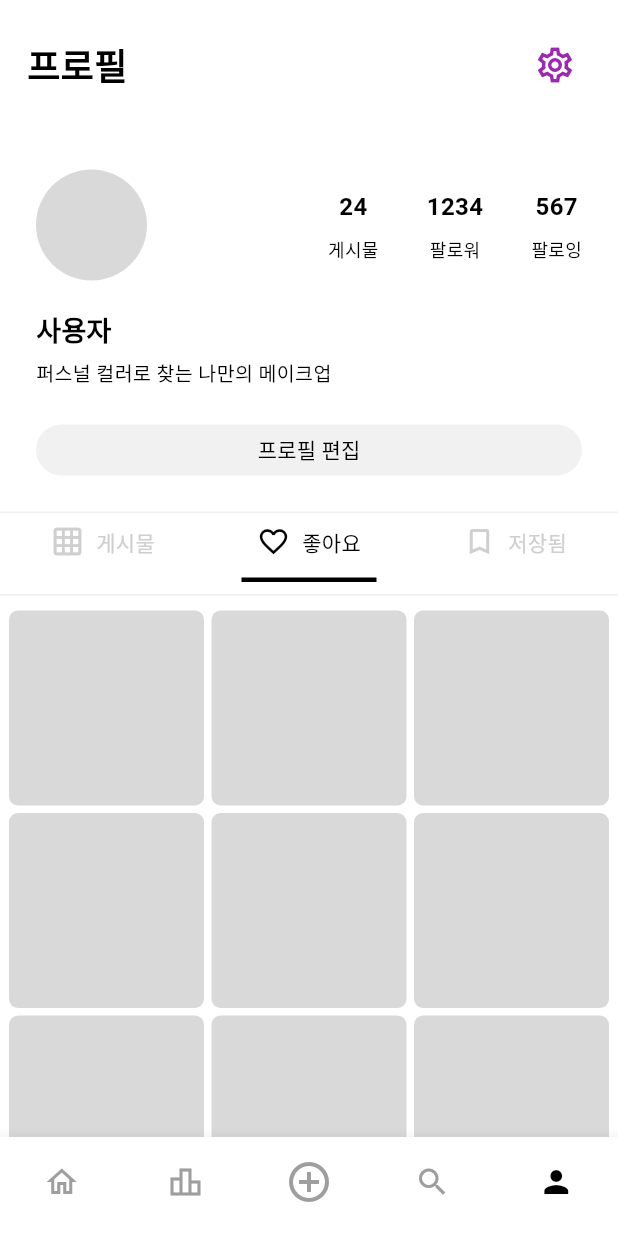
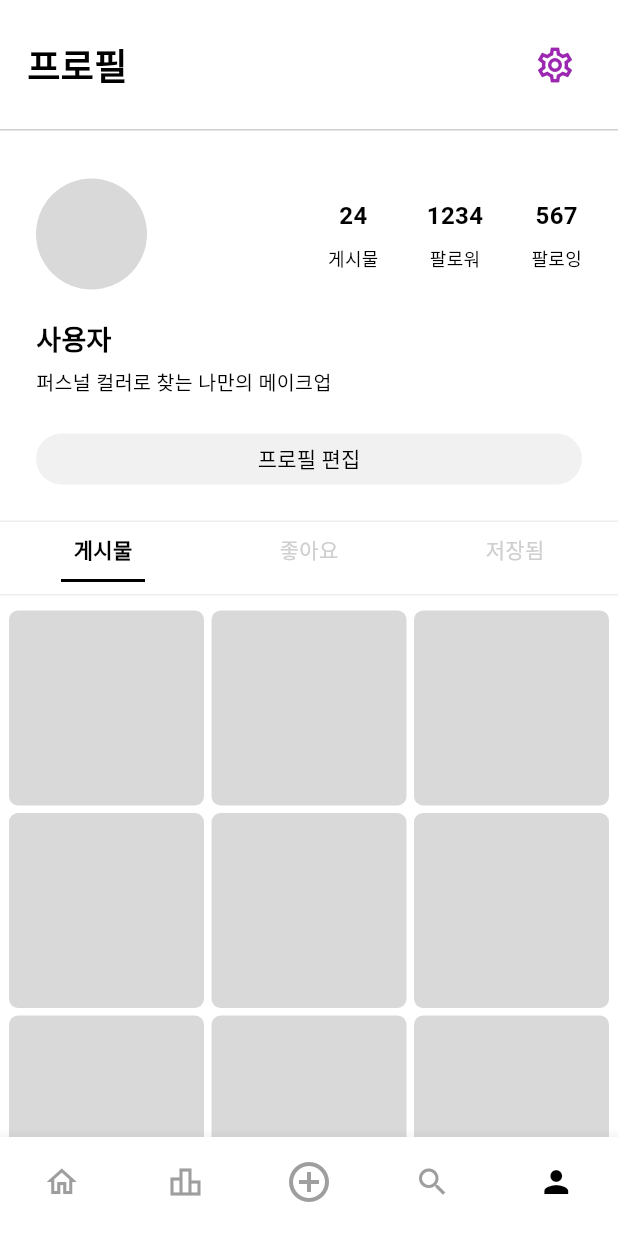
Before and after one commit to App-Legend/HUR, a Flutter app: the screen it shows after launch, item 5 of the bottom bar chosen, on a phone screen of 412 x 824 dp. Run offline on Flutter 3.47's test engine with Material 3 defaults, Android fonts, the phone set to English and light mode, and no system bars.

Commit message:
헤더 밑 컨테이너작업 + 프로필 탭 나누기

```diff
--- a/Frontend/hur_app/lib/ui/pages/profile/profile_page.dart
+++ b/Frontend/hur_app/lib/ui/pages/profile/profile_page.dart
@@ -1,19 +1,30 @@
 import 'package:flutter/material.dart';
 import 'package:hur_app/ui/common/headers/main_header.dart';
 
-class ProfilePage extends StatelessWidget {
+import 'tabs/likes_tab.dart';
+import 'tabs/posts_tab.dart';
+import 'tabs/saved_tab.dart';
+
+class ProfilePage extends StatefulWidget {
   const ProfilePage({super.key});
 
   @override
+  State<ProfilePage> createState() => _ProfilePageState();
+}
+
+class _ProfilePageState extends State<ProfilePage> {
+  int _selectedTab = 0;
+
+  static const _tabs = ['게시물', '좋아요', '저장됨'];
+
+  @override
   Widget build(BuildContext context) {
-    final posts = List.generate(9, (index) => index);
-
     return Scaffold(
       backgroundColor: Colors.white,
       body: SafeArea(
         child: Column(
           children: [
-            SizedBox(height: 5),
+            const SizedBox(height: 5),
             MainHeader(
               title: '프로필',
               trailing: IconButton(
@@ -24,6 +35,11 @@ class ProfilePage extends StatelessWidget {
                   size: 28,
                 ),
               ),
+            ),
+            const SizedBox(height: 5),
+            Container(
+              height: 1,
+              color: const Color.fromARGB(255, 206, 206, 206),
             ),
             const SizedBox(height: 32),
 
@@ -108,55 +124,60 @@ class ProfilePage extends StatelessWidget {
             Container(height: 1, color: const Color(0xffeeeeee)),
 
             Row(
-              children: const [
-                Expanded(
-                  child: _ProfileTab(
-                    icon: Icons.grid_on_outlined,
-                    text: '게시물',
-                    selected: false,
+              children: List.generate(_tabs.length, (i) {
+                final selected = _selectedTab == i;
+                return Expanded(
+                  child: GestureDetector(
+                    onTap: () => setState(() => _selectedTab = i),
+                    child: _ProfileTabItem(text: _tabs[i], selected: selected),
                   ),
-                ),
-                Expanded(
-                  child: _ProfileTab(
-                    icon: Icons.favorite_border,
-                    text: '좋아요',
-                    selected: true,
-                  ),
-                ),
-                Expanded(
-                  child: _ProfileTab(
-                    icon: Icons.bookmark_border,
-                    text: '저장됨',
-                    selected: false,
-                  ),
-                ),
-              ],
+                );
+              }),
             ),
 
             Container(height: 1, color: const Color(0xffeeeeee)),
 
             Expanded(
-              child: GridView.builder(
-                padding: const EdgeInsets.fromLTRB(6, 10, 6, 0),
-                itemCount: posts.length,
-                gridDelegate: const SliverGridDelegateWithFixedCrossAxisCount(
-                  crossAxisCount: 3,
-                  mainAxisSpacing: 5,
-                  crossAxisSpacing: 5,
-                  childAspectRatio: 1,
-                ),
-                itemBuilder: (context, index) {
-                  return Container(
-                    decoration: BoxDecoration(
-                      color: const Color(0xffd9d9d9),
-                      borderRadius: BorderRadius.circular(6),
-                    ),
-                  );
-                },
+              child: IndexedStack(
+                index: _selectedTab,
+                children: const [PostsTab(), LikesTab(), SavedTab()],
               ),
             ),
           ],
         ),
+      ),
+    );
+  }
+}
+
+class _ProfileTabItem extends StatelessWidget {
+  final String text;
+  final bool selected;
+
+  const _ProfileTabItem({required this.text, required this.selected});
+
+  @override
+  Widget build(BuildContext context) {
+    return SizedBox(
+      height: 48,
+      child: Column(
+        mainAxisAlignment: MainAxisAlignment.center,
+        children: [
+          Text(
+            text,
+            style: TextStyle(
+              fontSize: 14,
+              fontWeight: selected ? FontWeight.bold : FontWeight.normal,
+              color: selected ? Colors.black : const Color(0xffcfcfcf),
+            ),
+          ),
+          const SizedBox(height: 10),
+          Container(
+            height: 2,
+            width: 56,
+            color: selected ? Colors.black : Colors.transparent,
+          ),
+        ],
       ),
     );
   }
@@ -186,51 +207,3 @@ class _ProfileCount extends StatelessWidget {
     );
   }
 }
-
-class _ProfileTab extends StatelessWidget {
-  final IconData icon;
-  final String text;
-  final bool selected;
-
-  const _ProfileTab({
-    required this.icon,
-    required this.text,
-    required this.selected,
-  });
-
-  @override
-  Widget build(BuildContext context) {
-    return SizedBox(
-      height: 54,
-      child: Column(
-        mainAxisAlignment: MainAxisAlignment.center,
-        children: [
-          Row(
-            mainAxisAlignment: MainAxisAlignment.center,
-            children: [
-              Icon(
-                icon,
-                size: 22,
-                color: selected ? Colors.black : const Color(0xffcfcfcf),
-              ),
-              const SizedBox(width: 8),
-              Text(
-                text,
-                style: TextStyle(
-                  fontSize: 14,
-                  color: selected ? Colors.black : const Color(0xffcfcfcf),
-                ),
-              ),
-            ],
-          ),
-          const SizedBox(height: 13),
-          Container(
-            height: 3,
-            width: 90,
-            color: selected ? Colors.black : Colors.transparent,
-          ),
-        ],
-      ),
-    );
-  }
-}
--- /dev/null
+++ b/Frontend/hur_app/lib/ui/pages/profile/tabs/posts_tab.dart
@@ -0,0 +1,27 @@
+import 'package:flutter/material.dart';
+
+class PostsTab extends StatelessWidget {
+  const PostsTab({super.key});
+
+  @override
+  Widget build(BuildContext context) {
+    return GridView.builder(
+      padding: const EdgeInsets.fromLTRB(6, 10, 6, 0),
+      itemCount: 9,
+      gridDelegate: const SliverGridDelegateWithFixedCrossAxisCount(
+        crossAxisCount: 3,
+        mainAxisSpacing: 5,
+        crossAxisSpacing: 5,
+        childAspectRatio: 1,
+      ),
+      itemBuilder: (context, index) {
+        return Container(
+          decoration: BoxDecoration(
+            color: const Color(0xffd9d9d9),
+            borderRadius: BorderRadius.circular(6),
+          ),
+        );
+      },
+    );
+  }
+}
--- a/Frontend/hur_app/lib/ui/pages/upload/upload_page.dart
+++ b/Frontend/hur_app/lib/ui/pages/upload/upload_page.dart
@@ -13,7 +13,11 @@ class UploadPage extends StatelessWidget {
           children: [
             SizedBox(height: 10),
             const MainHeader(title: '게시물 작성'),
-            SizedBox(height: 7),
+            SizedBox(height: 10),
+            Container(
+              height: 1,
+              color: const Color.fromARGB(255, 206, 206, 206),
+            ),
             Expanded(
               child: SingleChildScrollView(
                 padding: const EdgeInsets.fromLTRB(30, 36, 30, 24),
```
Also changed, not shown: Frontend/hur_app/lib/ui/pages/home/home_page.dart (+10 -8 lines), Frontend/hur_app/lib/ui/pages/profile/tabs/likes_tab.dart (added, +27 -0 lines), Frontend/hur_app/lib/ui/pages/profile/tabs/saved_tab.dart (added, +27 -0 lines), Frontend/hur_app/lib/ui/pages/ranking/ranking_page.dart (+7 -3 lines), 1 other file.
